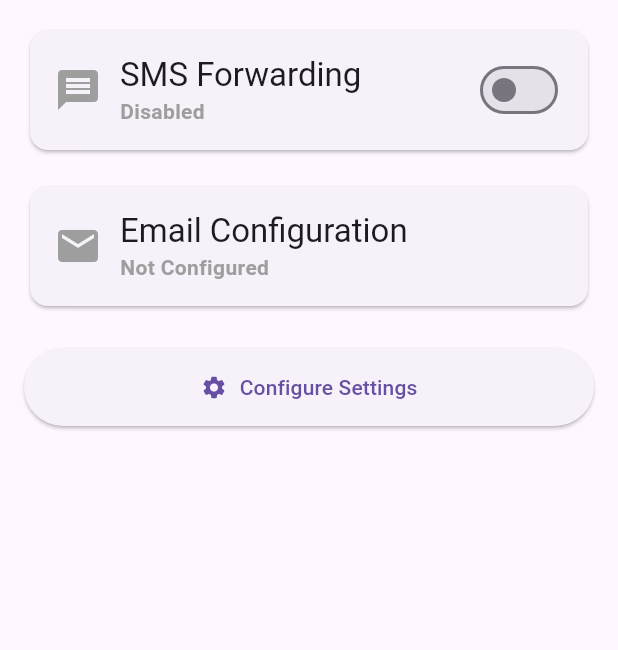
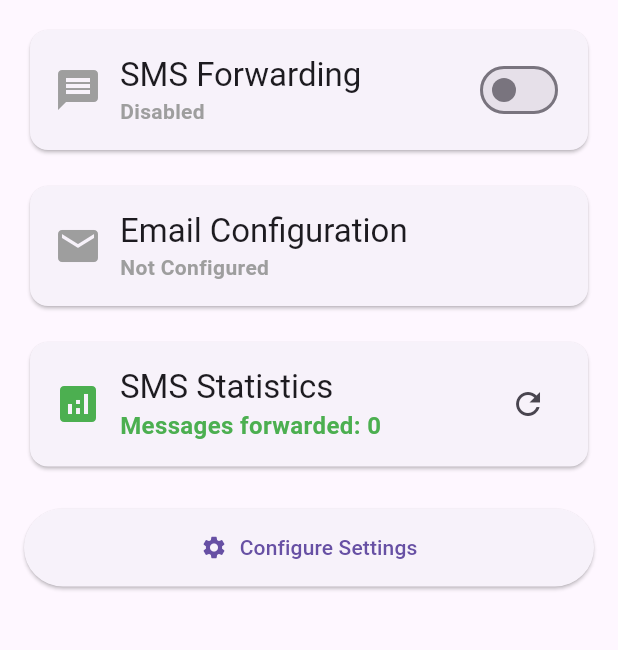
Before and after one commit to softuvo-shanky/forward-sms-app, a Flutter app: the screen it shows after launch, on a phone screen of 412 x 824 dp, the part 84-734 px from its top. Run offline on Flutter 3.47's test engine with Material 3 defaults, Android fonts, the phone set to English and light mode, and no system bars; our stand-ins replace permission_handler, shared_preferences; missing offline and left inert: mailer, sms_advanced.

Commit message:
Add SMS logging and dashboard: Track forwarded messages and show statistics

```diff
--- a/lib/screens/home_screen.dart
+++ b/lib/screens/home_screen.dart
@@ -15,6 +15,7 @@ class _HomeScreenState extends State<HomeScreen> {
   bool _isEnabled = false;
   bool _isLoading = true;
   Map<String, dynamic>? _smtpConfig;
+  int _smsCount = 0;
 
   @override
   void initState() {
@@ -25,10 +26,12 @@ class _HomeScreenState extends State<HomeScreen> {
   Future<void> _loadSettings() async {
     final isEnabled = await SmsService.isEnabled();
     final smtpConfig = await EmailService.getSmtpConfig();
+    final smsCount = await SmsService.getSmsCount();
 
     setState(() {
       _isEnabled = isEnabled;
       _smtpConfig = smtpConfig;
+      _smsCount = smsCount;
       _isLoading = false;
     });
   }
@@ -255,6 +258,74 @@ class _HomeScreenState extends State<HomeScreen> {
                 ),
               ),
             ),
+            const SizedBox(height: 16),
+            Card(
+              child: Padding(
+                padding: const EdgeInsets.all(16.0),
+                child: Column(
+                  crossAxisAlignment: CrossAxisAlignment.start,
+                  children: [
+                    Row(
+                      children: [
+                        Icon(
+                          Icons.analytics,
+                          color: Colors.green,
+                          size: 32,
+                        ),
+                        const SizedBox(width: 12),
+                        Expanded(
+                          child: Column(
+                            crossAxisAlignment: CrossAxisAlignment.start,
+                            children: [
+                              Text(
+                                'SMS Statistics',
+                                style: Theme.of(context).textTheme.titleLarge,
+                              ),
+                              Text(
+                                'Messages forwarded: $_smsCount',
+                                style: TextStyle(
+                                  color: Colors.green,
+                                  fontWeight: FontWeight.bold,
+                                  fontSize: 16,
+                                ),
+                              ),
+                            ],
+                          ),
+                        ),
+                        IconButton(
+                          icon: const Icon(Icons.refresh),
+                          onPressed: _loadSettings,
+                          tooltip: 'Refresh Statistics',
+                        ),
+                      ],
+                    ),
+                    if (_smsCount > 0) ...[
+                      const SizedBox(height: 16),
+                      Container(
+                        padding: const EdgeInsets.all(12),
+                        decoration: BoxDecoration(
+                          color: Colors.green.shade50,
+                          borderRadius: BorderRadius.circular(8),
+                          border: Border.all(color: Colors.green.shade200),
+                        ),
+                        child: Row(
+                          children: [
+                            Icon(Icons.check_circle, color: Colors.green.shade700),
+                            const SizedBox(width: 8),
+                            Expanded(
+                              child: Text(
+                                'SMS forwarding is working! Check your email for forwarded messages.',
+                                style: TextStyle(color: Colors.green.shade700),
+                              ),
+                            ),
+                          ],
+                        ),
+                      ),
+                    ],
+                  ],
+                ),
+              ),
+            ),
             const SizedBox(height: 24),
             ElevatedButton.icon(
               onPressed: () async {
--- a/lib/services/sms_service_simple.dart
+++ b/lib/services/sms_service_simple.dart
@@ -41,19 +41,29 @@ class SmsService {
       final String message = smsData['message'] ?? '';
       final String timestamp = smsData['timestamp'] ?? DateTime.now().toString();
 
-      print('SMS received from: $sender');
-      print('Message: $message');
+      print('📱 SMS received from: $sender');
+      print('📱 Message: $message');
+      print('📱 Timestamp: $timestamp');
 
       // Check if forwarding is enabled
       final prefs = await SharedPreferences.getInstance();
       final isEnabled = prefs.getBool('sms_forwarding_enabled') ?? false;
 
+      print('📱 SMS forwarding enabled: $isEnabled');
+
       if (isEnabled) {
+        print('📧 Attempting to forward SMS to email...');
         // Forward to email
         await EmailService.sendSmsToEmail(sender, message, timestamp);
+        print('📧 SMS forwarding completed');
+
+        // Log the successful send
+        await logSmsSent(sender, message);
+      } else {
+        print('⚠️ SMS forwarding is disabled');
       }
     } catch (e) {
-      print('Error handling SMS: $e');
+      print('❌ Error handling SMS: $e');
     }
   }
 
@@ -67,6 +77,34 @@ class SmsService {
     await prefs.setBool('sms_forwarding_enabled', enabled);
   }
 
+  static Future<void> logSmsSent(String sender, String message) async {
+    final prefs = await SharedPreferences.getInstance();
+    final now = DateTime.now().toIso8601String();
+    final logEntry = '$now|$sender|${message.length} chars';
+
+    // Get existing logs
+    final existingLogs = prefs.getStringList('sms_logs') ?? [];
+    existingLogs.add(logEntry);
+
+    // Keep only last 100 entries
+    if (existingLogs.length > 100) {
+      existingLogs.removeRange(0, existingLogs.length - 100);
+    }
+
+    await prefs.setStringList('sms_logs', existingLogs);
+    print('📝 Logged SMS: $logEntry');
+  }
+
+  static Future<List<String>> getSmsLogs() async {
+    final prefs = await SharedPreferences.getInstance();
+    return prefs.getStringList('sms_logs') ?? [];
+  }
+
+  static Future<int> getSmsCount() async {
+    final logs = await getSmsLogs();
+    return logs.length;
+  }
+
   static void dispose() {
     _isInitialized = false;
   }
```
